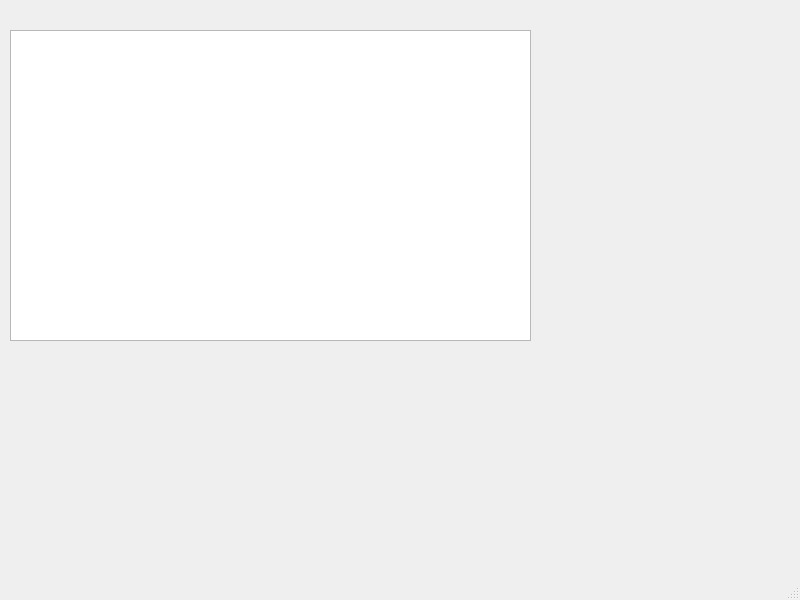
Qt form notepad.ui (reedthink/notepad_qt) before a commit.
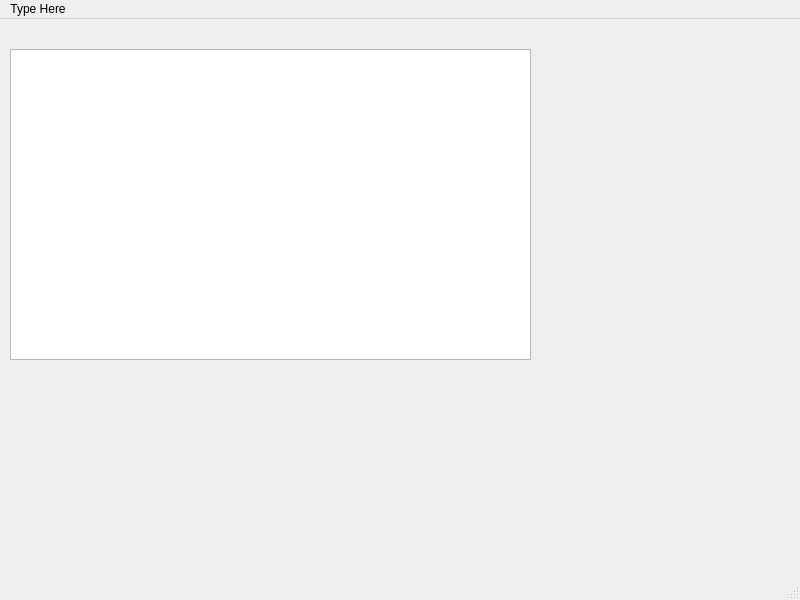
The same form after that commit.

What changed in the file:
```diff
--- a/notepad.ui
+++ b/notepad.ui
@@ -34,6 +34,18 @@
      <height>21</height>
     </rect>
    </property>
+   <widget class="QMenu" name="menuNew">
+    <property name="title">
+     <string>Type Here</string>
+    </property>
+    <addaction name="actionNew"/>
+    <addaction name="actionOpen"/>
+    <addaction name="actionSave"/>
+    <addaction name="actionSave_as"/>
+    <addaction name="actionPrint"/>
+    <addaction name="actionExit"/>
+   </widget>
+   <addaction name="menuNew"/>
   </widget>
   <widget class="QStatusBar" name="statusbar"/>
  </widget>
```
Left out of the diff: 32 changed lines with no effect on the pictures.
